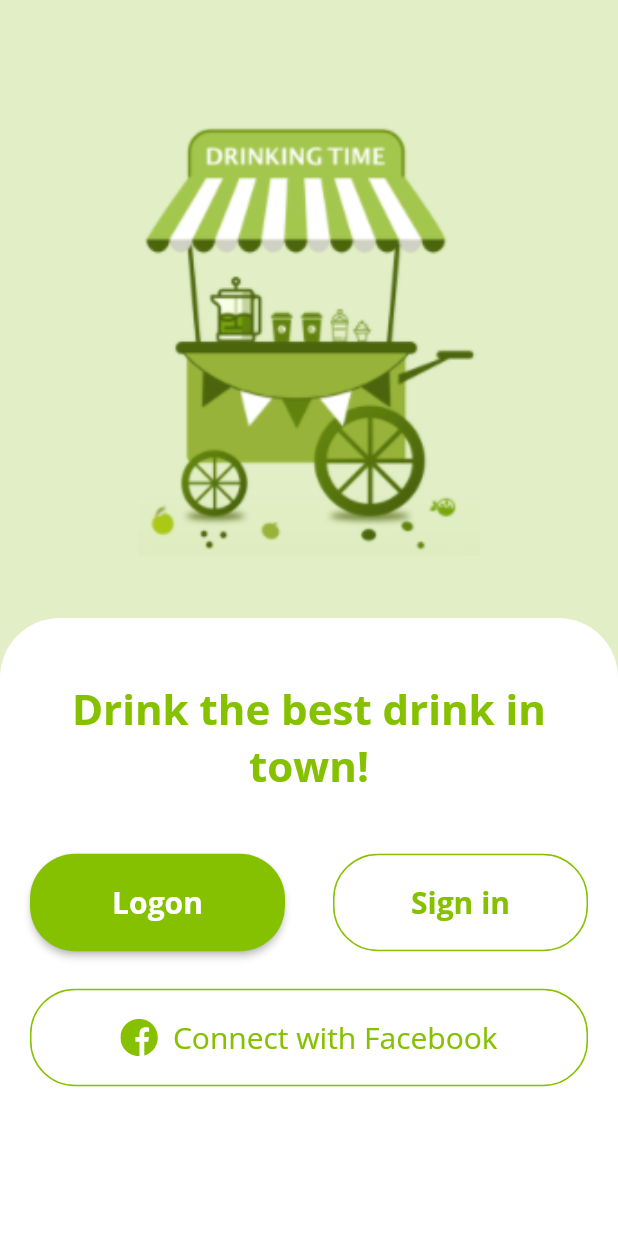
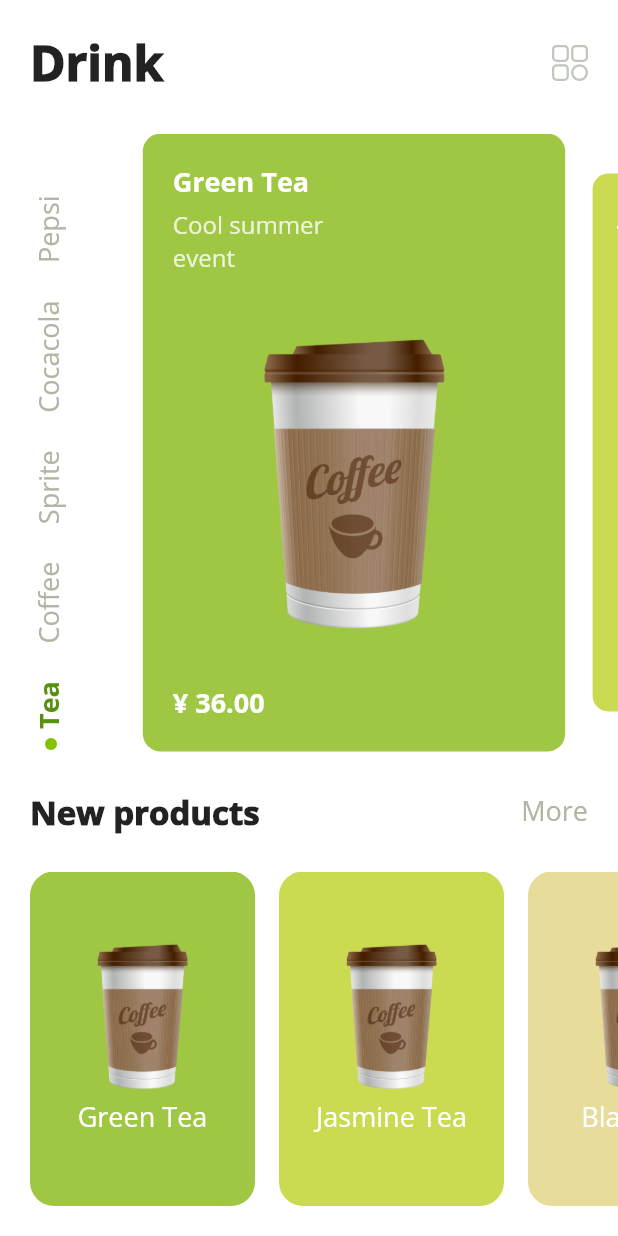
Before and after one commit to sodipto/flutter-drink-delivery-app, a Flutter app: the screen it shows after launch, on a phone screen of 412 x 824 dp. Run offline on Flutter 3.47's test engine with Material 2 defaults, Android fonts, the phone set to English and light mode, and no system bars; drawn by our look-alikes of carousel_slider; our stand-ins replace flutter_svg.

Commit message:
home-page

```diff
--- /dev/null
+++ b/lib/data/static-data.dart
@@ -0,0 +1,28 @@
+import '../models.dart';
+
+List<String> TeaCatagories = [
+  "Recommend",
+  "Black Tea",
+  "Green Tea",
+  "Rose tea",
+  "Jasmine Tea"
+];
+
+List<String> Catagories = [
+  "Tea",
+  "Coffee",
+  "Sprite",
+  "Cocacola",
+  "Pepsi",
+];
+
+List<Product> Products=[
+  new Product('Green Tea','9FC743','assets/images/drink-red.png'),
+  new Product('Jasmine Tea','CBDB51','assets/images/drink-red.png'),
+  new Product('Black Tea','E8DC9A','assets/images/drink-red.png'),
+  new Product('Rose tea','FFE4E4','assets/images/drink-red.png' ),
+  new Product('Green Tea','9FC743','assets/images/drink-red.png'),
+  new Product('Jasmine Tea','CBDB51','assets/images/drink-red.png'),
+  new Product('Black Tea','E8DC9A','assets/images/drink-red.png'),
+  new Product('Rose tea','FFE4E4','assets/images/drink-red.png' ),
+];
--- a/lib/main.dart
+++ b/lib/main.dart
@@ -2,6 +2,7 @@ import 'package:drink_app/pages/authPages/auth-page.dart';
 import 'package:drink_app/pages/authPages/login-page.dart';
 import 'package:drink_app/pages/cartPage/cart-page.dart';
 import 'package:drink_app/pages/detailsPage/details-page.dart';
+import 'package:drink_app/pages/homepage/dashboard.dart';
 import 'package:drink_app/pages/homepage/home-page.dart';
 import 'package:drink_app/pages/profilePage/profile-page.dart';
 import 'package:drink_app/pages/test-page.dart';
@@ -20,10 +21,11 @@ class MyApp extends StatelessWidget {
       debugShowCheckedModeBanner: false,
       theme: ThemeData(
         primarySwatch: Colors.blue,
+        canvasColor: Colors.transparent,
         visualDensity: VisualDensity.adaptivePlatformDensity,
         fontFamily: 'Open Sans'
       ),
-      home: AuthPage()
+      home: Dashboard()
     );
   }
 }
--- /dev/null
+++ b/lib/pages/homepage/dashboard.dart
@@ -0,0 +1,211 @@
+import 'package:carousel_slider/carousel_slider.dart';
+import 'package:drink_app/constants/color-utils.dart';
+import 'package:drink_app/constants/converter-helper.dart';
+import 'package:drink_app/data/static-data.dart';
+import 'package:drink_app/models.dart';
+import 'package:drink_app/pages/detailsPage/details-page.dart';
+import 'package:flutter/material.dart';
+import 'package:flutter_svg/flutter_svg.dart';
+import 'dart:math';
+
+class Dashboard extends StatefulWidget {
+  @override
+  _DashboardState createState() => _DashboardState();
+}
+
+class _DashboardState extends State<Dashboard> {
+
+  int selectedindex = 0;
+
+  Widget build(BuildContext context) {
+    var size = MediaQuery
+        .of(context)
+        .size;
+    print((size.height)-(size.height*0.50 + 220),);
+    return Scaffold(
+        backgroundColor: Colors.white,
+        body: Padding(
+          padding: EdgeInsets.only(top: MediaQuery
+              .of(context)
+              .padding
+              .top + 20, left: 20),
+          child: Column(
+            //shrinkWrap: true,
+            //mainAxisAlignment: MainAxisAlignment.start,
+            //crossAxisAlignment: CrossAxisAlignment.start,
+            children: [
+              Row(
+                mainAxisAlignment: MainAxisAlignment.spaceBetween,
+                children: [
+                  Text("Drink",
+                      style:
+                      TextStyle(fontSize: 32, fontWeight: FontWeight.w900)),
+                  Padding(
+                    padding: EdgeInsets.only(right:20.0),
+                    child: IconButton(
+                      padding: EdgeInsets.zero,
+                        constraints: BoxConstraints(),
+                        icon: SvgPicture.asset(
+                            'assets/icons/menu.svg',
+                            color: appBarIConColor, height: 26
+                        ),
+                        onPressed: () {}
+                    ),
+                  )
+                ],
+              ),
+              SizedBox(height: 25),
+              Row(
+                mainAxisAlignment: MainAxisAlignment.start,
+                crossAxisAlignment: CrossAxisAlignment.start,
+                children: [
+                  Container(
+                    height: size.height * 0.50,
+                    width: 40,
+                    decoration: BoxDecoration(
+                      color: Colors.white
+                    ),
+                    child: ListView.builder(
+                        reverse: true,
+                        shrinkWrap: true,
+                        scrollDirection: Axis.vertical,
+                        itemCount: Catagories.length,
+                        itemBuilder: (context, index) => buildCatagory(index)),
+                  ),
+                  Expanded(
+                    child: CarouselSlider.builder(
+                      itemCount: Products.length,
+                      options: CarouselOptions(
+                          height: size.height * 0.50,
+                          autoPlay: false,
+                          enlargeCenterPage: true,
+                          enableInfiniteScroll: false,
+                          //reverse: true
+                      ),
+                      itemBuilder: (context, index, realIdx) {
+                        var product=Products[index];
+                        return Container(
+                          padding: EdgeInsets.all(20),
+                          width: 300,
+                          decoration: BoxDecoration(
+                            color: Converter.getColorFromHex(product.color),
+                            borderRadius: BorderRadius.all(Radius.circular(12.0)),
+                          ),
+                          child: Column(
+                            mainAxisAlignment: MainAxisAlignment.start,
+                            crossAxisAlignment: CrossAxisAlignment.start,
+                            children: [
+                              Text(product.name,style: TextStyle(fontSize: 18,color: Colors.white,fontWeight: FontWeight.w600)),
+                              SizedBox(height: 5),
+                              Text('Cool summer \nevent',style: TextStyle(fontSize: 16,color: Colors.white.withOpacity(0.8),fontWeight: FontWeight.w400)),
+                              SizedBox(height: 5),
+                              Expanded(child: Align(alignment:Alignment.center,child: Image.asset(product.imgfUrl,height: 200,fit: BoxFit.fitHeight))),
+                              Text('¥ 36.00',style: TextStyle(fontSize: 18,color: Colors.white,fontWeight: FontWeight.w600)),
+                            ],
+                          ),
+                        );
+                      },
+                    ),
+                  ),
+                ],
+              ),
+              SizedBox(height: 25),
+              Row(
+                mainAxisAlignment: MainAxisAlignment.spaceBetween,
+                children: [
+                  Text("New products",
+                      style:
+                      TextStyle(fontSize: 22, fontWeight: FontWeight.w900)),
+                  Padding(
+                    padding: EdgeInsets.only(right:20.0),
+                    child: Text("More",
+                        style:
+                        TextStyle(fontSize: 18, color: opacityColor, fontWeight: FontWeight.w500)),
+                  ),
+                ],
+              ),
+              SizedBox(height: 25),
+              Expanded(
+                child: ListView.builder(
+                  shrinkWrap: true,
+                  scrollDirection: Axis.horizontal,
+                  itemCount: Products.length,
+                  itemBuilder: (context, index) => buildProductCard(Products[index]),
+                ),
+              ),
+              SizedBox(height: 20)
+              //SizedBox(height: 10)
+            ],
+          ),
+        )
+    );
+  }
+
+  Widget buildCatagory(int index) {
+    return GestureDetector(
+      onTap: () {
+        setState(() {
+          selectedindex = index;
+
+        });
+      },
+      child: Container(
+        margin: EdgeInsets.only(top: 25),
+        child: RotatedBox(
+          quarterTurns: 3,
+          child: Row(
+            crossAxisAlignment: CrossAxisAlignment.start,
+            mainAxisAlignment: MainAxisAlignment.end,
+            children: [
+              selectedindex == index? Container(
+                margin: EdgeInsets.only(top: 10),
+                height: 8,
+                width: 10,
+                decoration: BoxDecoration(
+                  color: brandColor,
+                  shape: BoxShape.circle
+                ),
+              ):Container(),
+              SizedBox(width: selectedindex == index?5:0),
+              Text(Catagories[index],
+                  style: TextStyle(
+                      fontSize: 18,
+                      fontWeight: selectedindex == index?FontWeight.bold:FontWeight.w400,
+                      color: selectedindex == index
+                          ? Color(0xFF58910F)
+                          : opacityColor)),
+            ],
+          ),
+        ),
+      ),
+    );
+  }
+  Widget buildProductCard(Product product) {
+    return GestureDetector(
+        onTap: () {
+          Navigator.push(
+            context,
+            MaterialPageRoute(builder: (context) => ProductDetails()),
+          );
+        },
+        child: Padding(
+          padding: EdgeInsets.only(right: 16),
+          child: Container(
+            width: 150,
+            decoration: BoxDecoration(
+                color: Converter.getColorFromHex(product.color), borderRadius: BorderRadius.circular(16)),
+            child: Center(
+              child: Column(
+                mainAxisAlignment: MainAxisAlignment.center,
+                children: [
+                  Image.asset(product.imgfUrl, height: 100),
+                  SizedBox(height: 5),
+                  Text(product.name,
+                      style: TextStyle(fontSize: 18, color: Colors.white))
+                ],
+              ),
+            ),
+          ),
+        ));
+  }
+}
--- a/lib/pages/homepage/home-page.dart
+++ b/lib/pages/homepage/home-page.dart
@@ -1,5 +1,6 @@
 import 'package:drink_app/constants/color-utils.dart';
 import 'package:drink_app/constants/converter-helper.dart';
+import 'package:drink_app/data/static-data.dart';
 import 'package:drink_app/models.dart';
 import 'package:drink_app/pages/detailsPage/details-page.dart';
 import 'package:drink_app/pages/profilePage/profile-page.dart';
@@ -14,23 +15,6 @@ class HomePage extends StatefulWidget {
 }
 
 class _HomePageState extends State<HomePage> {
-  List<String> catagories = [
-    "Recommend",
-    "Black Tea",
-    "Green Tea",
-    "Rose tea",
-    "Jasmine Tea"
-  ];
-  List<Product> products=[
-    new Product('Green Tea','9FC743','assets/images/drink-red.png'),
-    new Product('Jasmine Tea','CBDB51','assets/images/drink-red.png'),
-    new Product('Black Tea','E8DC9A','assets/images/drink-red.png'),
-    new Product('Rose tea','FFE4E4','assets/images/drink-red.png' ),
-    new Product('Green Tea','9FC743','assets/images/drink-red.png'),
-    new Product('Jasmine Tea','CBDB51','assets/images/drink-red.png'),
-    new Product('Black Tea','E8DC9A','assets/images/drink-red.png'),
-    new Product('Rose tea','FFE4E4','assets/images/drink-red.png' ),
-  ];
 
   int selectedindex = 0;
   int _selectedIndexTab = 0;
@@ -157,7 +141,7 @@ class _HomePageState extends State<HomePage> {
                 child: ListView.builder(
                     shrinkWrap: true,
                     scrollDirection: Axis.horizontal,
-                    itemCount: catagories.length,
+                    itemCount: TeaCatagories.length,
                     itemBuilder: (context, index) => buildCatagory(index)),
               ),
               SizedBox(height: 30),
@@ -166,8 +150,8 @@ class _HomePageState extends State<HomePage> {
                 child: ListView.builder(
                   shrinkWrap: true,
                   scrollDirection: Axis.horizontal,
-                  itemCount: products.length,
-                  itemBuilder: (context, index) => buildProductCard(products[index]),
+                  itemCount: Products.length,
+                  itemBuilder: (context, index) => buildProductCard(Products[index]),
                 ),
               ),
               SizedBox(height: 30),
@@ -178,8 +162,8 @@ class _HomePageState extends State<HomePage> {
                   ListView.builder(
                     shrinkWrap: true,
                     physics: ClampingScrollPhysics(),
-                    itemCount: products.length,
-                    itemBuilder: (context, index) => buildBuyProductCard(products[index]),
+                    itemCount: Products.length,
+                    itemBuilder: (context, index) => buildBuyProductCard(Products[index]),
                   )
                 ],
               )
@@ -203,7 +187,7 @@ class _HomePageState extends State<HomePage> {
           mainAxisAlignment: MainAxisAlignment.start,
           crossAxisAlignment: CrossAxisAlignment.center,
           children: [
-            Text(catagories[index],
+            Text(TeaCatagories[index],
                 style: TextStyle(
                     fontSize: selectedindex == index ? 18 : 14,
                     color: selectedindex == index
--- a/lib/pages/profilePage/profile-page.dart
+++ b/lib/pages/profilePage/profile-page.dart
@@ -78,8 +78,21 @@ class _ProfileState extends State<Profile> {
                 Container(
                   height: size.height,
                   padding: EdgeInsets.only(
-                      top: size.height * 0.10, left: 16, right: 5),
+                      top: 0, left: 0, right: 0),
                   width: double.infinity,
+                ),
+                Positioned(
+                  top: 0,
+                  child: Container(
+                    height: size.height * 0.45,
+                    width: size.width,
+                    decoration: BoxDecoration(
+                        image: DecorationImage(
+                            image: AssetImage('assets/images/bg.png'),
+                            fit: BoxFit.fitHeight
+                        )
+                    ),
+                  ),
                 ),
                 Positioned(
                     top: MediaQuery
--- a/pubspec.yaml
+++ b/pubspec.yaml
@@ -24,6 +24,7 @@ dependencies:
   flutter:
     sdk: flutter
   flutter_svg: ^0.19.0
+  carousel_slider: ^3.0.0
 
 
   # The following adds the Cupertino Icons font to your application.
```
Also changed, not shown: assets/icons/menu.svg (added), assets/images/bg.png (added), assets/images/mug.png (added), pubspec.lock.
